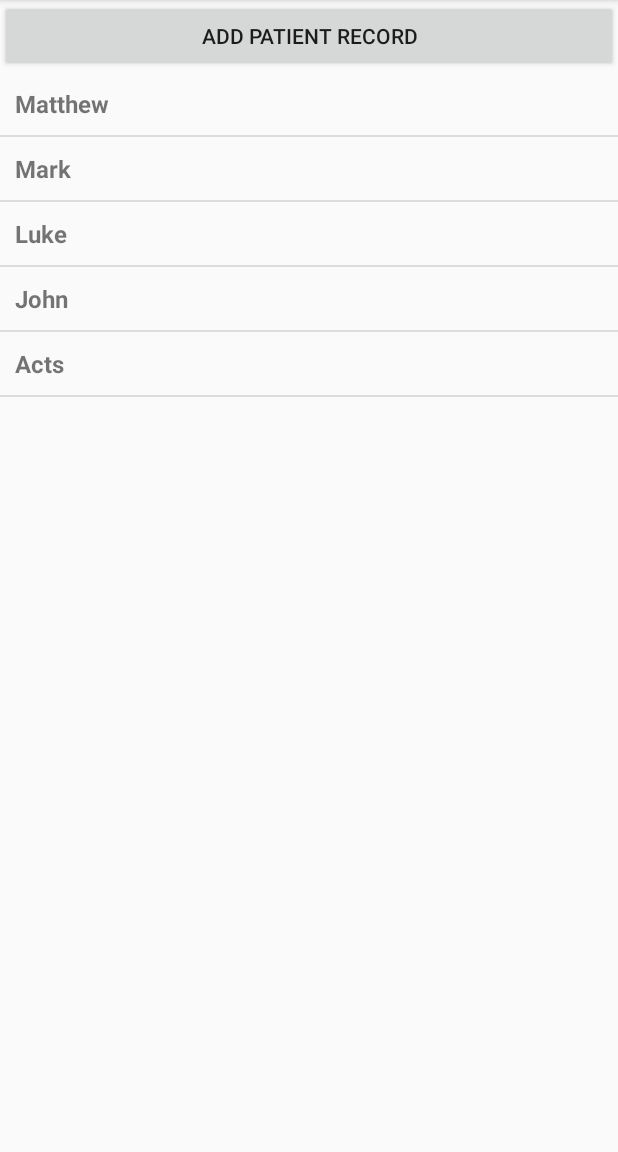
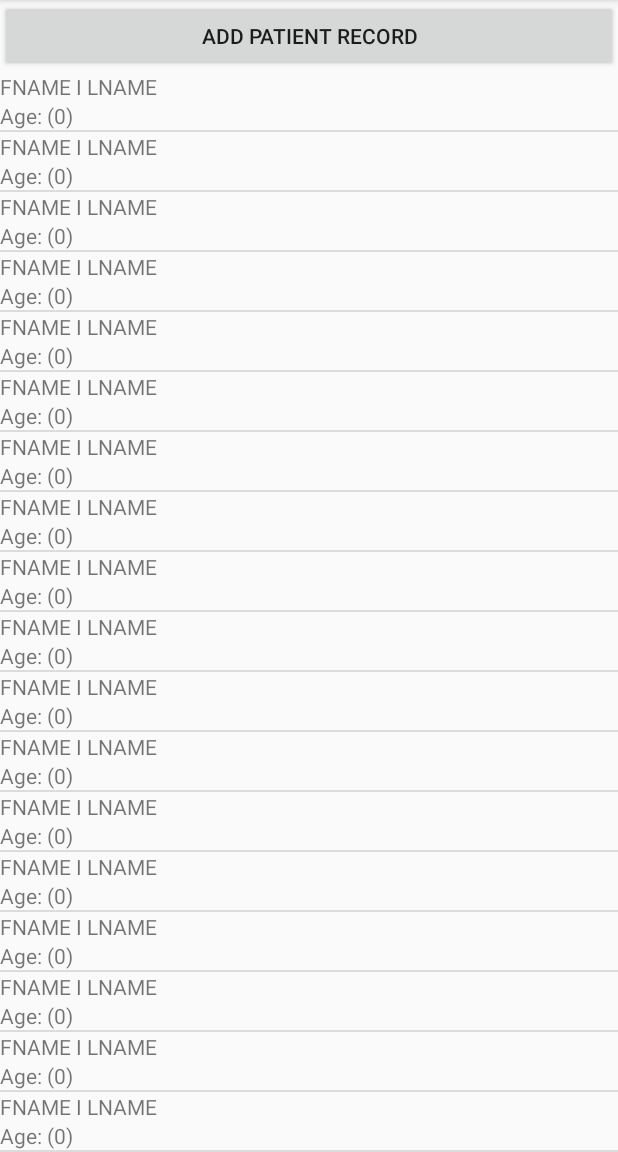
Before and after one commit to VyDee/PatientRecordExample2, an Android app: the screen it shows after launch (MainActivity), on a phone screen of 412 x 824 dp, the part 84-1236 px from its top. Run offline under Robolectric (Android 15) with nearby library versions, the phone set to English and light mode, and no system bars.

Commit message:
update from class today showing the more advanced version of ListView rows.

```diff
--- a/app/src/main/java/com/example/awesomefat/patientrecordexample2/Core.java
+++ b/app/src/main/java/com/example/awesomefat/patientrecordexample2/Core.java
@@ -2,13 +2,16 @@ package com.example.awesomefat.patientrecordexample2;
 
 public class Core
 {
-    private static PatientRecord[] thePatients = new PatientRecord[1000];
+    public static PatientRecord[] thePatients = new PatientRecord[1000];
+    public static String[] thePatientStrings = new String[1000];
     private static int numberOfPatients = 0;
+
 
     public static void addPatientRecord(PatientRecord pr)
     {
         //encapsulated the logic of adding patient records here
         Core.thePatients[Core.numberOfPatients] = pr;
+        Core.thePatientStrings[Core.numberOfPatients] = pr.toString();
         Core.numberOfPatients++;
     }
 }
--- a/app/src/main/java/com/example/awesomefat/patientrecordexample2/MainActivity.java
+++ b/app/src/main/java/com/example/awesomefat/patientrecordexample2/MainActivity.java
@@ -11,19 +11,24 @@ import android.widget.Toast;
 
 public class MainActivity extends AppCompatActivity
 {
-    private ListView listView;
+    private ListView lv;
+    private PatientRecordArrayAdapter aa;
+
     @Override
     protected void onCreate(Bundle savedInstanceState)
     {
+        //initializes the array of Strings so there are place holder strings in there
+        for(int i = 0; i < Core.thePatients.length; i++)
+        {
+            Core.thePatients[i] = new PatientRecord();
+        }
+
         super.onCreate(savedInstanceState);
         setContentView(R.layout.activity_main);
         System.out.println("****** ON CREATE!!!!!!");
-
-        String[] bibleBooks = {"Matthew", "Mark", "Luke", "John", "Acts"};
-        ArrayAdapter<String> aa = new ArrayAdapter<String>(this, R.layout.list_view_row, bibleBooks);
-        ListView lv = (ListView)this.findViewById(R.id.listView);
-        lv.setAdapter(aa);
-        lv.invalidateViews(); //this line forces a list view to refresh!!!! hint hint
+        this.aa = new PatientRecordArrayAdapter(this, R.layout.list_view_row_advanced, Core.thePatients);
+        this.lv = (ListView)this.findViewById(R.id.listView);
+        this.lv.setAdapter(aa);
 
 
     }
@@ -33,6 +38,7 @@ public class MainActivity extends AppCompatActivity
     {
         super.onResume();
         System.out.println("****** ON RESUME!!!!!!");
+
     }
 
     @Override
@@ -59,6 +65,7 @@ public class MainActivity extends AppCompatActivity
     protected void onRestart() {
         super.onRestart();
         System.out.println("****** ON RESTART!!!!!!");
+        this.aa.notifyDataSetChanged();
 
     }
 
--- a/app/src/main/java/com/example/awesomefat/patientrecordexample2/PatientRecord.java
+++ b/app/src/main/java/com/example/awesomefat/patientrecordexample2/PatientRecord.java
@@ -15,6 +15,30 @@ public class PatientRecord
         this.last_name = last_name;
         this.middle_initial = middle_initial;
         this.age = age;
+    }
+
+    public PatientRecord()
+    {
+        this.first_name = "FNAME";
+        this.middle_initial = 'I';
+        this.last_name = "LNAME";
+        this.age = 0;
+    }
+
+    public String getNameString()
+    {
+        return this.first_name + " " + this.middle_initial + " " + this.last_name;
+    }
+
+    public String getAgeString()
+    {
+        return "Age: (" + this.age + ")";
+    }
+
+    @Override
+    public String toString()
+    {
+        return this.first_name + " " + this.middle_initial + " " + this.last_name + " (" + this.age + ")";
     }
 
     public void display()
--- /dev/null
+++ b/app/src/main/java/com/example/awesomefat/patientrecordexample2/PatientRecordArrayAdapter.java
@@ -0,0 +1,48 @@
+package com.example.awesomefat.patientrecordexample2;
+
+import android.content.Context;
+import android.graphics.Movie;
+import android.support.annotation.LayoutRes;
+import android.support.annotation.NonNull;
+import android.support.annotation.Nullable;
+import android.view.LayoutInflater;
+import android.view.View;
+import android.view.ViewGroup;
+import android.widget.ArrayAdapter;
+import android.widget.ImageView;
+import android.widget.TextView;
+
+import java.util.ArrayList;
+import java.util.List;
+
+public class PatientRecordArrayAdapter extends ArrayAdapter
+{
+
+    private Context mContext;
+    private PatientRecord[] patientRecordList = new PatientRecord[1000];
+    private int textViewResourceId;
+    public PatientRecordArrayAdapter(Context context, int textViewResourceId, PatientRecord[] list)
+    {
+        super(context, textViewResourceId , list);
+        mContext = context;
+        patientRecordList = list;
+        this.textViewResourceId = textViewResourceId;
+    }
+
+    @NonNull
+    @Override
+    public View getView(int position, @Nullable View convertView, @NonNull ViewGroup parent)
+    {
+        View listItem = convertView;
+        if(listItem == null)
+            listItem = LayoutInflater.from(mContext).inflate(this.textViewResourceId,parent,false);
+
+        PatientRecord pr = this.patientRecordList[position];
+        TextView nameTV = (TextView)listItem.findViewById(R.id.nameTV);
+        TextView ageTV = (TextView)listItem.findViewById(R.id.ageTV);
+
+        nameTV.setText(pr.getNameString());
+        ageTV.setText(pr.getAgeString());
+        return listItem;
+    }
+}
--- /dev/null
+++ b/app/src/main/res/layout/list_view_row_advanced.xml
@@ -0,0 +1,18 @@
+<?xml version="1.0" encoding="utf-8"?>
+<android.widget.LinearLayout xmlns:android="http://schemas.android.com/apk/res/android"
+    android:layout_width="match_parent"
+    android:layout_height="match_parent"
+    android:orientation="vertical">
+
+    <TextView
+        android:id="@+id/nameTV"
+        android:layout_width="match_parent"
+        android:layout_height="wrap_content"
+        android:text="Mike B Litman" />
+
+    <TextView
+        android:id="@+id/ageTV"
+        android:layout_width="match_parent"
+        android:layout_height="wrap_content"
+        android:text="Age: (41)" />
+</android.widget.LinearLayout>
```
